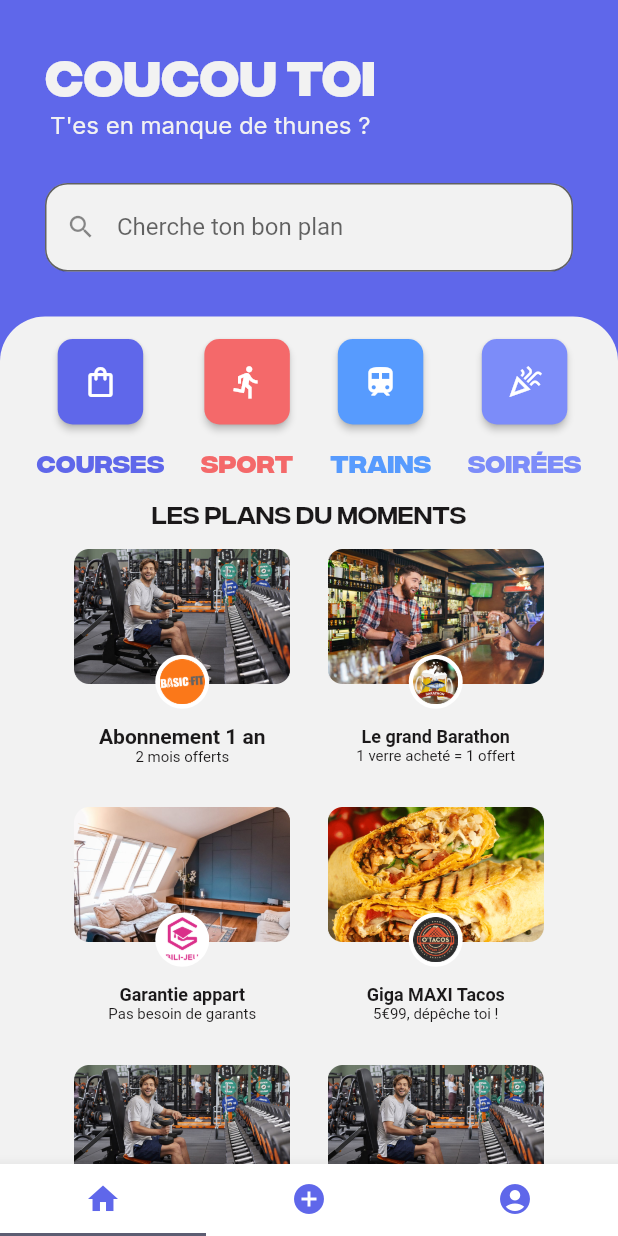
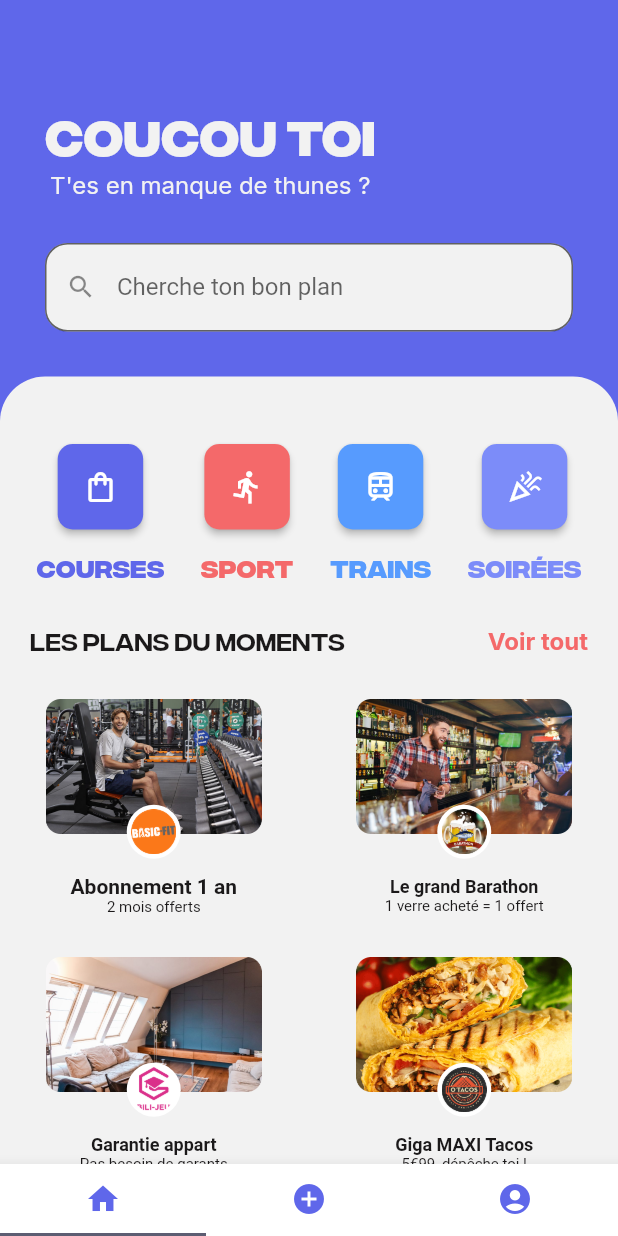
Before and after one commit to luca328/yapasdsou, a Flutter app: the MainView screen opened directly, on a phone screen of 412 x 824 dp. Run offline on Flutter 3.47's test engine with Material 2 defaults, Android fonts, the phone set to English and light mode, and no system bars; our stand-ins replace carousel_indicator.

Commit message:
fix display

```diff
--- a/yapadsou/lib/views/homeview.dart
+++ b/yapadsou/lib/views/homeview.dart
@@ -17,7 +17,6 @@ class _HomeViewState extends State<HomeView> {
   Widget build(BuildContext context) {
     return Material(
       child: Container(
-          alignment: Alignment.centerLeft,
           color: CustomColors.blue,
           child: Column(
               crossAxisAlignment: CrossAxisAlignment.start,
@@ -26,7 +25,7 @@ class _HomeViewState extends State<HomeView> {
                 Column(
                   children: [
                     Padding(
-                      padding: const EdgeInsets.only(left: 30, top: 30),
+                      padding: const EdgeInsets.only(left: 30, top: 70),
                       child: Text(
                         'COUCOU TOI',
                         style: CustomTextStyles.title(
@@ -55,6 +54,7 @@ class _HomeViewState extends State<HomeView> {
                 Expanded(
                   flex: 1,
                   child: Container(
+                    padding: const EdgeInsets.only(top: 30),
                     width: double.infinity,
                     decoration: const BoxDecoration(
                         color: CustomColors.brokenWhite,
@@ -115,7 +115,7 @@ class _HomeViewState extends State<HomeView> {
                                       pressed: () => {},
                                       color: CustomColors.lightBlue,
                                       borderRadius: BorderRadius.circular(10),
-                                      icon: Icons.train,
+                                      icon: Icons.train_outlined,
                                       iconSize: 24),
                                   const SizedBox(
                                     height: 15,
@@ -146,19 +146,29 @@ class _HomeViewState extends State<HomeView> {
                             ],
                           ),
                           Padding(
-                            padding: const EdgeInsets.all(15.0),
-                            child: Text(
-                              "LES PLANS DU MOMENTS",
-                              style: CustomTextStyles.normalText(
-                                  color: CustomColors.black),
-                              textAlign: TextAlign.left,
+                            padding: const EdgeInsets.only(
+                                left: 20, top: 30, bottom: 30, right: 20),
+                            child: Row(
+                              mainAxisAlignment: MainAxisAlignment.spaceBetween,
+                              children: [
+                                Text(
+                                  "LES PLANS DU MOMENTS",
+                                  style: CustomTextStyles.normalText(
+                                      color: CustomColors.black),
+                                ),
+                                Text(
+                                  "Voir tout",
+                                  style: CustomTextStyles.normalBoldInterText(
+                                      color: CustomColors.red),
+                                ),
+                              ],
                             ),
                           ),
                           Wrap(
                             alignment: WrapAlignment.spaceEvenly,
                             runAlignment: WrapAlignment.spaceEvenly,
                             runSpacing: 10,
-                            spacing: 10,
+                            spacing: 48,
                             children: [
                               WidgetCard(
                                 imageHeight: 90,
```
